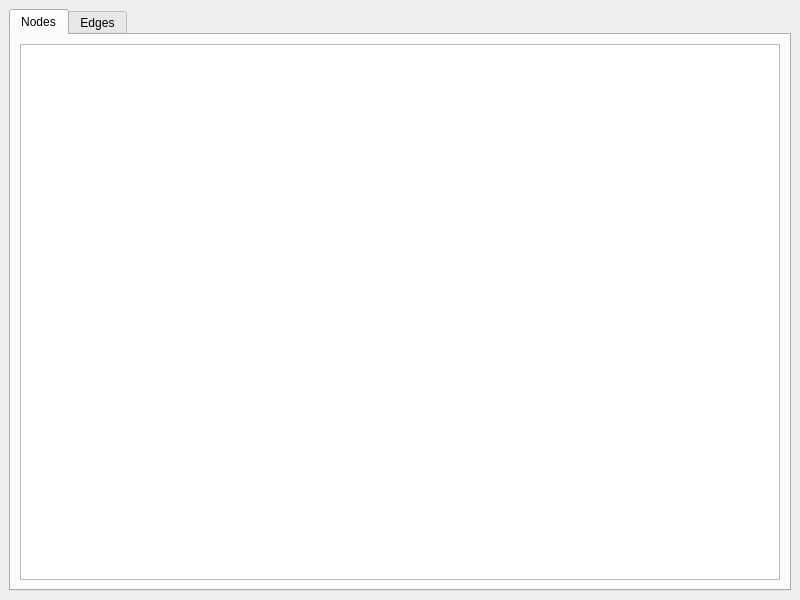
Old version of the form plugins/view/spreadsheet/SpreadMainWidget.ui in the repository vadivelselvaraj/TulipGLImprovement.
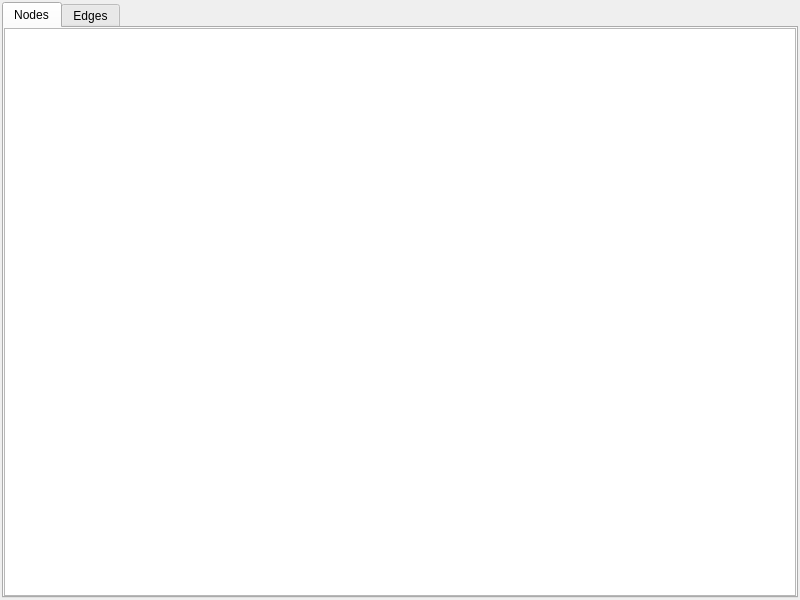
New version of the form. Custom widgets are drawn as their Qt base class.

Commit message: - remove margin of the widget

Diff of the .ui file:
```diff
--- a/plugins/view/spreadsheet/SpreadMainWidget.ui
+++ b/plugins/view/spreadsheet/SpreadMainWidget.ui
@@ -14,7 +14,7 @@
   </property>
   <layout class="QGridLayout" >
    <property name="margin" >
-    <number>9</number>
+    <number>2</number>
    </property>
    <property name="spacing" >
     <number>6</number>
@@ -38,7 +38,7 @@
         </attribute>
         <layout class="QGridLayout" >
          <property name="margin" >
-          <number>9</number>
+          <number>0</number>
          </property>
          <property name="spacing" >
           <number>6</number>
```
Left out of the diff: 2 changed lines with no effect on the pictures.
